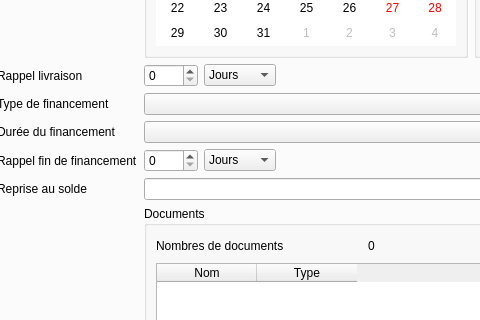
Before: the Qt Designer form mainwindow.ui in firedream89/customer-database, drawn with Qt 5; both pictures show x 89 to 569 and y 434 to 754 of the 972 by 1210 pixel window.
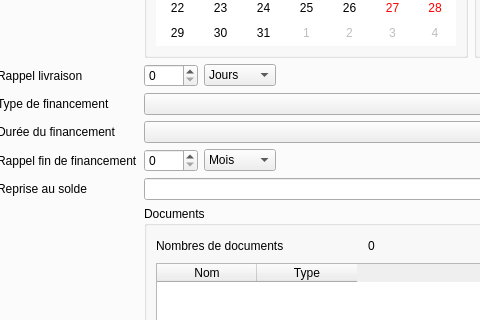
After: the same form once the commit is applied. The open tabs and pages were chosen to show the change.

Commit message:
Affichage document dans nouveau client + debug
-Ajout possibilité d'ouvrir les documents lors de la création d'une nouvelle commande
-Correction d'un bug entrainant un crash en éditant une commande contenant des fichiers
-Correction du non déplacement de fichiers d'une commande existante en modifiant le nom ou le prénom d'un client

Diff of the .ui file:
```diff
--- a/mainwindow.ui
+++ b/mainwindow.ui
@@ -489,6 +489,9 @@
             </item>
             <item>
              <widget class="QComboBox" name="comboRappelFin">
+              <property name="currentIndex">
+               <number>1</number>
+              </property>
               <item>
                <property name="text">
                 <string>Jours</string>
```
Left out of the diff: 2 changed lines with no effect on the pictures. The commit also changes 2 other files.
